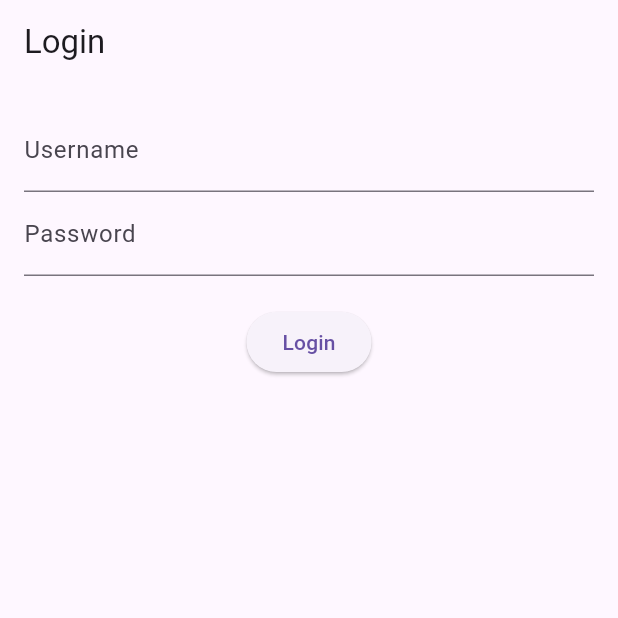
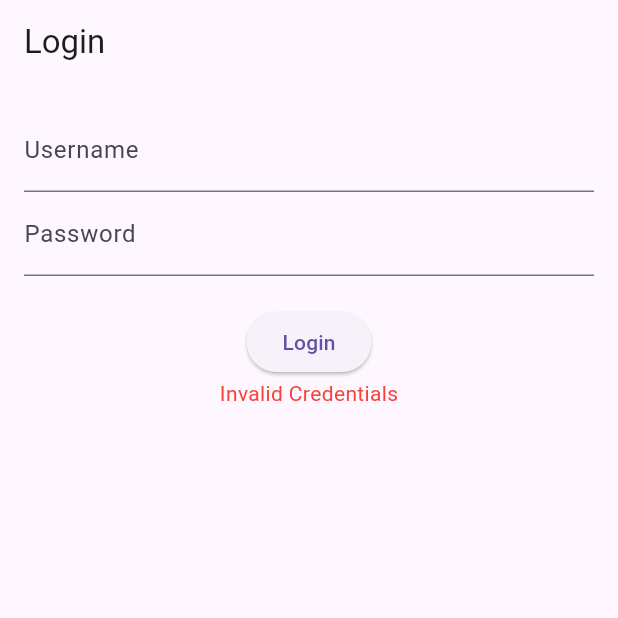
Before and after one commit to SandeshPAUDELs/income_expense_app, a Flutter app: the screen it shows after launch, after a tap on "Login", on a phone screen of 412 x 824 dp, the top half of it. Run offline on Flutter 3.47's test engine with Material 3 defaults, Android fonts, the phone set to English and light mode, and no system bars; our stand-ins replace shared_preferences; accounts and stored records are empty; network calls fail.

Commit message:
now usser can login with token and once login redirected to anothr page

```diff
--- /dev/null
+++ b/lib/data/network_services/user_service.dart
@@ -0,0 +1,14 @@
+import 'package:finance_app/data/repositories/user_repo.dart';
+import 'package:finance_app/model/data.dart';
+
+class UserService {
+  Future<AuthenticatedUser?> login(String username, String password) async {
+    try {
+      final response = await UserRepository.login(username, password);
+      return response;
+    } catch (e) {
+      print('Service error: $e');
+      return null;
+    }
+  }
+}
--- /dev/null
+++ b/lib/data/repositories/user_repo.dart
@@ -0,0 +1,36 @@
+import 'dart:convert';
+import 'package:http/http.dart' as http;
+import 'package:finance_app/app_services/app_url.dart';
+import 'package:finance_app/model/data.dart';
+
+class UserRepository {
+  static Future<AuthenticatedUser?> login(String username, String password) async {
+    try {
+      final response = await http.post(
+        Uri.parse(AppUrl.login),
+        headers: {
+          'Content-Type': 'application/json',
+        },
+        body: json.encode({
+          'username': username,
+          'password': password,
+        }),
+      );
+
+      print('Response status: ${response.statusCode}');
+      print('Response body: ${response.body}');
+
+      if (response.statusCode == 200) {
+        var decodedResponse = jsonDecode(response.body);
+        AuthenticatedUser user = AuthenticatedUser.fromJson(decodedResponse);
+        return user;
+      } else {
+        print('Login failed with status: ${response.statusCode}');
+        return null;
+      }
+    } catch (e) {
+      print('Error during login: $e');
+      return null;
+    }
+  }
+}
--- a/lib/main.dart
+++ b/lib/main.dart
@@ -1,89 +1,73 @@
+import 'package:finance_app/view_models/user_vm.dart';
+import 'package:flutter/material.dart';
+import 'package:provider/provider.dart';
 
-import 'package:flutter/material.dart';
-import 'package:http/http.dart' as http;
-import 'dart:convert';
-import 'package:shared_preferences/shared_preferences.dart';
-
-void main() => runApp(MyApp());
+void main() {
+  runApp(MyApp());
+}
 
 class MyApp extends StatelessWidget {
   @override
   Widget build(BuildContext context) {
-    return MaterialApp(
-      home: LoginPage(),
+    return MultiProvider(
+      providers: [
+        ChangeNotifierProvider(create: (context) => AuthViewModel()),
+      ],
+      child: MaterialApp(
+        home: LoginScreen(),
+      ),
     );
   }
 }
 
-class LoginPage extends StatefulWidget {
-  @override
-  _LoginPageState createState() => _LoginPageState();
-}
-
-class _LoginPageState extends State<LoginPage> {
+class LoginScreen extends StatelessWidget {
   final TextEditingController _usernameController = TextEditingController();
   final TextEditingController _passwordController = TextEditingController();
 
-  Future<void> loginUser(String username, String password) async {
-    final url = Uri.parse('http://192.168.1.69:8000/login/');
+  LoginScreen({super.key});
 
-    final response = await http.post(
-      url,
-      headers: {
-        'Content-Type': 'application/json',
-      },
-      body: json.encode({
-        'username': username,
-        'password': password,
-      }),
-    );
-
-    if (response.statusCode == 200) {
-      final responseData = json.decode(response.body);
-      final token = responseData['token'];
-      print('Token: $token');
-
-      // Save token to shared preferences
-      SharedPreferences prefs = await SharedPreferences.getInstance();
-      await prefs.setString('authToken', token);
-
-      // Navigate to the company registration page
-      Navigator.push(
-        context,
-        MaterialPageRoute(builder: (context) => CompanyPage()),
-      );
-    } else {
-      print('Login failed: ${response.body}');
-    }
-  }
-
-  // @override
+  @override
   Widget build(BuildContext context) {
     return Scaffold(
-      appBar: AppBar(
-        title: Text('Login'),
-      ),
+      appBar: AppBar(title: const Text('Login')),
       body: Padding(
-        padding: EdgeInsets.all(16.0),
+        padding: const EdgeInsets.all(16.0),
         child: Column(
           children: [
             TextField(
               controller: _usernameController,
-              decoration: InputDecoration(labelText: 'Username'),
+              decoration: const InputDecoration(labelText: 'Username'),
             ),
             TextField(
               controller: _passwordController,
-              decoration: InputDecoration(labelText: 'Password'),
+              decoration: const InputDecoration(labelText: 'Password'),
               obscureText: true,
             ),
-            SizedBox(height: 20),
+            const SizedBox(height: 20),
             ElevatedButton(
               onPressed: () {
-                final username = _usernameController.text;
-                final password = _passwordController.text;
-                loginUser(username, password);
+                String username = _usernameController.text;
+                String password = _passwordController.text;
+
+                Provider.of<AuthViewModel>(context, listen: false)
+                    .login(username, password, context);
               },
-              child: Text('Login'),
+              child: const Text('Login'),
+            ),
+            Consumer<AuthViewModel>(
+              builder: (context, authViewModel, child) {
+                if (authViewModel.authenticatedUser != null) {
+                  return Text(
+                    'Logged in as: ${authViewModel.authenticatedUser!.username}');
+                } else if (authViewModel.errorMessage.isNotEmpty) {
+                  return Text(
+                    authViewModel.errorMessage,
+                    style: const TextStyle(color: Colors.red),
+                  );
+                } else {
+                  return Container();
+                }
+              },
             ),
           ],
         ),
@@ -91,136 +75,3 @@ class _LoginPageState extends State<LoginPage> {
     );
   }
 }
-
-class CompanyPage extends StatefulWidget {
-  @override
-  _CompanyPageState createState() => _CompanyPageState();
-}
-
-class _CompanyPageState extends State<CompanyPage> {
-  final TextEditingController _nameController = TextEditingController();
-  final TextEditingController _descriptionController = TextEditingController();
-  final TextEditingController _amountController = TextEditingController();
-  final TextEditingController _dateController = TextEditingController();
-  final TextEditingController _sourceController = TextEditingController();
-
-  @override
-  Widget build(BuildContext context) {
-    return Scaffold(
-      appBar: AppBar(
-        title: Text('Create Company'),
-      ),
-      body: Padding(
-        padding: EdgeInsets.all(16.0),
-        child: Column(
-          children: [
-            TextField(
-              controller: _dateController,
-              decoration: InputDecoration(labelText: 'Date'),
-
-            ),
-            TextField(
-              controller: _nameController,
-              decoration: InputDecoration(labelText: 'Title'),
-            ),
-            TextField(
-              controller: _amountController,
-              decoration: InputDecoration(labelText: 'Amount'),
-            ),
-            TextField(
-              controller: _descriptionController,
-              decoration: InputDecoration(labelText: 'Description'),
-            ),
-            TextField(
-              controller: _sourceController,
-              decoration: InputDecoration(labelText: 'Category'),
-            ),
-            // Rest of the form fields
-            SizedBox(height: 20),
-            ElevatedButton(
-              onPressed: () {
-                final title = _nameController.text;
-                final amount = _amountController.text;
-                final date = _dateController.text;
-                final description = _descriptionController.text;
-                final source = _sourceController.text;
-                postCompany(title, amount, date, description, source);
-              },
-              child: Text('Create Company'),
-            ),
-
-            Expanded(child: ListView.builder(itemCount: _companies.length, itemBuilder: ((context, index) =>
-            ListTile(
-              title: Text(_companies[index]['title']),
-              subtitle: Text(_companies[index]['description']),
-            ))),)
-          ],
-        ),
-      ),
-    );
-  }
-
-
-  Future<void> postCompany(
-      String title, String amount, String date, String description, String source) async {
-    SharedPreferences prefs = await SharedPreferences.getInstance();
-    final token = prefs.getString('authToken');
-
-    final url = Uri.parse('http://192.168.1.69:8000/incomes/');
-
-    final response = await http.post(
-      url,
-      headers: {
-        'Content-Type': 'application/json',
-        'Authorization': 'Token $token',
-      },
-      body: json.encode(
-        {
-          "title": title,
-          "amount": double.parse(amount),
-          "date": date,
-          "description": description,
-          "source": source,
-        },
-      ),
-    );
-
-    if (response.statusCode == 201) {
-      print('Company created successfully: ${response.body}');
-    } else {
-      print('Failed to create company: ${response.body}');
-    }
-  }
-
-  List<dynamic> _companies = [];
-
-  Future<void> fetchCompanies() async {
-    SharedPreferences prefs = await SharedPreferences.getInstance();
-    final token = prefs.getString('authToken');
-
-    final url = Uri.parse('http://192.168.1.69:8000/incomes/');
-
-    final response = await http.get(
-      url,
-      headers: {
-        'Content-Type': 'application/json',
-        'Authorization': 'Token $token',
-      },
-    );
-
-    if (response.statusCode == 200) {
-      setState(() {
-        _companies = json.decode(response.body);
-      });
-    } else {
-      print('Failed to fetch companies: ${response.body}');
-    }
-  }
-
-  @override
-  void initState() {
-    super.initState();
-    fetchCompanies();
-  }
-
-}
--- /dev/null
+++ b/lib/model/data.dart
@@ -0,0 +1,13 @@
+class AuthenticatedUser {
+  final String username;
+  final String token;
+
+  AuthenticatedUser({required this.username, required this.token});
+
+  factory AuthenticatedUser.fromJson(Map<String, dynamic> json) {
+    return AuthenticatedUser(
+      username: json['username'],
+      token: json['token'],
+    );
+  }
+}
--- /dev/null
+++ b/lib/view_models/user_vm.dart
@@ -0,0 +1,35 @@
+import 'package:finance_app/data/network_services/user_service.dart';
+import 'package:finance_app/main.dart';
+import 'package:finance_app/model/data.dart';
+import 'package:flutter/material.dart';
+import 'package:shared_preferences/shared_preferences.dart';
+
+class AuthViewModel extends ChangeNotifier {
+  final UserService _authService = UserService();
+  AuthenticatedUser? _authenticatedUser;
+  AuthenticatedUser? get authenticatedUser => _authenticatedUser;
+  String _errorMessage = '';
+  String get errorMessage => _errorMessage;
+
+  Future<void> login(String username, String password, BuildContext context) async {
+    var response = await _authService.login(username, password);
+    if (response != null) {
+      _authenticatedUser = response;
+      print('Authenticated user token: ${_authenticatedUser!.token}');
+
+      // Store token in SharedPreferences
+      SharedPreferences prefs = await SharedPreferences.getInstance();
+      await prefs.setString('token', _authenticatedUser!.token);
+
+      _errorMessage = '';
+
+      Navigator.of(context).pushReplacement(
+        MaterialPageRoute(builder: (context) => Placeholder()),
+      );
+    } else {
+      _errorMessage = 'Invalid Credentials';
+      print('Error: $_errorMessage');
+    }
+    notifyListeners();
+  }
+}
```
Also changed, not shown: lib/app_services/app_url.dart (added, +8 -0 lines), lib/app_services/network_handler.dart (added, +11 -0 lines).
